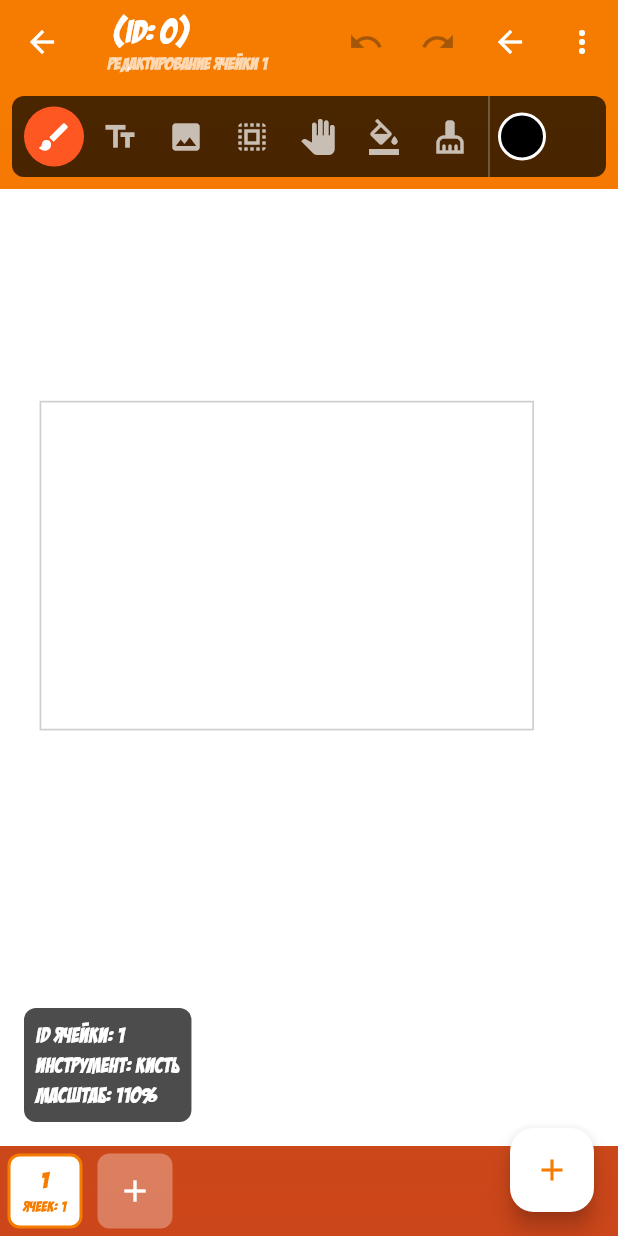
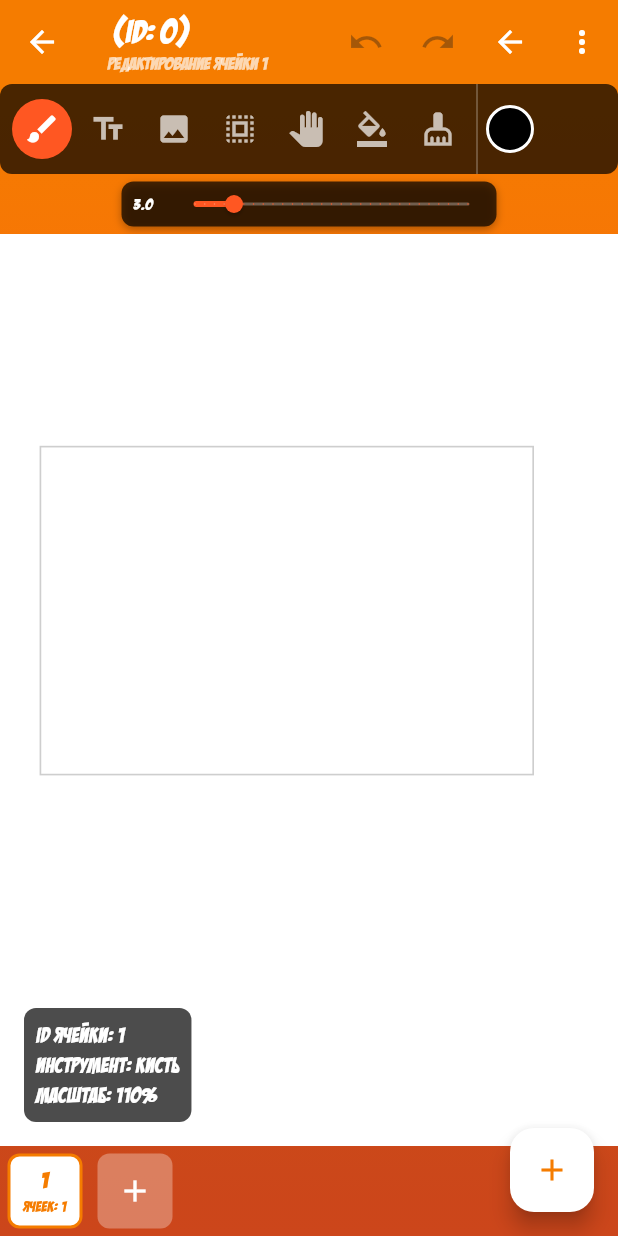
Before and after one commit to iontrxne/comics-creator-flutter, a Flutter app: the ComicEditorPage screen opened directly with empty values, after a tap on "Добавить страницу", after a tap on "Ячейка", after a tap on the "open in full" icon, on a phone screen of 412 x 824 dp. Run offline on Flutter 3.47's test engine with Material 3 defaults, Android fonts, the phone set to English and light mode, and no system bars; our stand-ins replace dio, flutter_colorpicker, flutter_riverpod, image_cropper, image_picker, loading_indicator and 1 more; missing offline and left inert: flutter_animation_plus; accounts and stored records are empty.

Commit message:
refactor: improve code readability and organization
- Updated comments for clarity
- Refactored canvas scaling and panning logic
- Added debug coordinates display for easier troubleshooting
- Adjusted tool panel layout for better responsiveness
- Simplified state management during drawing actions

```diff
--- a/lib/src/ui/comic/canvas/tool_panel.dart
+++ b/lib/src/ui/comic/canvas/tool_panel.dart
@@ -68,18 +68,32 @@ class _ToolPanelState extends State<ToolPanel> {
 
   @override
   Widget build(BuildContext context) {
+    // Проверяем, нужно ли показывать ползунок
+    bool showSlider = widget.selectedTool == DrawingTool.brush ||
+        widget.selectedTool == DrawingTool.pencil ||
+        widget.selectedTool == DrawingTool.marker ||
+        widget.selectedTool == DrawingTool.eraser ||
+        widget.selectedTool == DrawingTool.text;
+
+    // Фиксированная высота контейнера для обоих состояний
+    // При наличии слайдера добавляем высоту
+    double containerHeight = showSlider ? 100 : 60;
+
     return Container(
-      height: 70, // Немного увеличиваем, чтобы помещался ползунок
+      height: containerHeight,
       child: Stack(
         children: [
-          // Основная панель инструментов (горизонтальная)
-          Container(
+          // Основная панель инструментов (всегда прижата к верху)
+          Positioned(
+            left: 0,
+            right: 0,
+            top: 0,
+            child: Container(
               height: 60,
               decoration: BoxDecoration(
                 color: Colors.black.withOpacity(0.7),
                 borderRadius: BorderRadius.circular(8),
               ),
-            margin: const EdgeInsets.all(8),
               padding: const EdgeInsets.symmetric(horizontal: 8),
               child: Row(
                 children: [
@@ -126,19 +140,19 @@ class _ToolPanelState extends State<ToolPanel> {
                 ],
               ),
             ),
+          ),
 
-          // Всплывающий ползунок толщины - перемещен в основную область под панелью
-          if (widget.selectedTool == DrawingTool.brush ||
-              widget.selectedTool == DrawingTool.pencil ||
-              widget.selectedTool == DrawingTool.marker ||
-              widget.selectedTool == DrawingTool.eraser ||
-              widget.selectedTool == DrawingTool.text)
+          // Ползунок толщины под панелью инструментов, если нужен
+          if (showSlider)
             Positioned(
-              right: 10,  // Фиксированное позиционирование справа
-              top: 70,    // Размещаем под панелью инструментов
+              left: 0,
+              right: 0,
+              top: 65, // Размещаем под основной панелью
+              child: Center(
                 child: Container(
-                width: 200,  // Расширяем виджет ползунка
-                child: _buildHorizontalThicknessSlider(),  // Используем горизонтальный ползунок вместо вертикального
+                  width: 250, // Фиксированная ширина для ползунка
+                  child: _buildHorizontalThicknessSlider(),
+                ),
               ),
             ),
         ],
@@ -146,25 +160,23 @@ class _ToolPanelState extends State<ToolPanel> {
     );
   }
 
+
+
   Widget _buildHorizontalThicknessSlider() {
-    String label = 'Толщина';
+    // Определяем диапазон в зависимости от инструмента
     double minValue = 1.0;
     double maxValue = 15.0;
 
     if (widget.selectedTool == DrawingTool.eraser) {
-      label = 'Ластик';
       minValue = 5.0;
       maxValue = 30.0;
     } else if (widget.selectedTool == DrawingTool.pencil) {
-      label = 'Карандаш';
       minValue = 1.0;
       maxValue = 10.0;
     } else if (widget.selectedTool == DrawingTool.marker) {
-      label = 'Маркер';
       minValue = 3.0;
       maxValue = 20.0;
     } else if (widget.selectedTool == DrawingTool.text) {
-      label = 'Шрифт';
       minValue = 8.0;
       maxValue = 48.0;
     }
@@ -178,50 +190,38 @@ class _ToolPanelState extends State<ToolPanel> {
     if (safeValue > maxValue) safeValue = maxValue;
 
     return Container(
-      padding: const EdgeInsets.symmetric(horizontal: 8, vertical: 4),
+      height: 30, // Фиксированная высота
+      padding: const EdgeInsets.symmetric(horizontal: 8),
       decoration: BoxDecoration(
         color: Colors.black.withOpacity(0.7),
         borderRadius: BorderRadius.circular(8),
-      ),
-      child: Column(
-        mainAxisSize: MainAxisSize.min,
-        children: [
-          // Заголовок и значение
-          Row(
-            mainAxisAlignment: MainAxisAlignment.spaceBetween,
-            children: [
-              Text(
-                label,
-                style: const TextStyle(color: Colors.white, fontSize: 12),
-              ),
-              Text(
-                safeValue.toStringAsFixed(1),
-                style: const TextStyle(color: Colors.white, fontSize: 12),
+        boxShadow: [
+          BoxShadow(
+            color: Colors.black.withOpacity(0.3),
+            blurRadius: 4,
+            offset: const Offset(0, 2),
           ),
         ],
       ),
-
-          // Визуализация размера (для инструментов рисования)
-          if (widget.selectedTool != DrawingTool.text)
-            Container(
-              alignment: Alignment.centerLeft,
-              padding: const EdgeInsets.symmetric(vertical: 4),
-              child: Container(
-                width: safeValue,
-                height: safeValue,
-                decoration: BoxDecoration(
-                  color: _selectedColor,
-                  shape: BoxShape.circle,
-                ),
+      child: Row(
+        mainAxisSize: MainAxisSize.max,
+        children: [
+          // Отображение текущего значения
+          SizedBox(
+            width: 30,
+            child: Text(
+              safeValue.toStringAsFixed(1),
+              style: const TextStyle(color: Colors.white, fontSize: 10),
             ),
           ),
 
           // Горизонтальный слайдер
-          SliderTheme(
+          Expanded(
+            child: SliderTheme(
               data: const SliderThemeData(
-              trackHeight: 4,
+                trackHeight: 2, // Уменьшенная высота трека
                 thumbShape: RoundSliderThumbShape(enabledThumbRadius: 6),
-              overlayShape: RoundSliderOverlayShape(overlayRadius: 12),
+                overlayShape: RoundSliderOverlayShape(overlayRadius: 10),
               ),
               child: Slider(
                 value: safeValue,
@@ -243,10 +243,12 @@ class _ToolPanelState extends State<ToolPanel> {
                 },
               ),
             ),
+          ),
         ],
       ),
     );
   }
+
 
   DrawingTool _selectedDrawTool = DrawingTool.brush;
   final Map<DrawingTool, Map<String, dynamic>> _toolIcons = {
--- a/lib/src/ui/comic/comic_page_view.dart
+++ b/lib/src/ui/comic/comic_page_view.dart
@@ -600,6 +600,9 @@ class _ComicPageViewState extends ConsumerState<ComicPageView> {
   }
 
   void _showCellCoordinatesDialog(editor.Cell cell) {
+    // Устанавливаем ячейку как выбранную при долгом нажатии, что активирует оранжевую рамку
+    ref.read(editor.comicEditorProvider.notifier).setCurrentCell(cell.id!);
+
     // Контроллеры для полей ввода
     final TextEditingController posXController = TextEditingController(text: cell.positionX.toString());
     final TextEditingController posYController = TextEditingController(text: cell.positionY.toString());
```
Also changed, not shown: lib/src/ui/comic/canvas/canvas_controller.dart (+5 -4 lines), lib/src/ui/comic/canvas/comic_canvas.dart (+103 -62 lines). Lines whose indentation alone changed are shown as unchanged.
